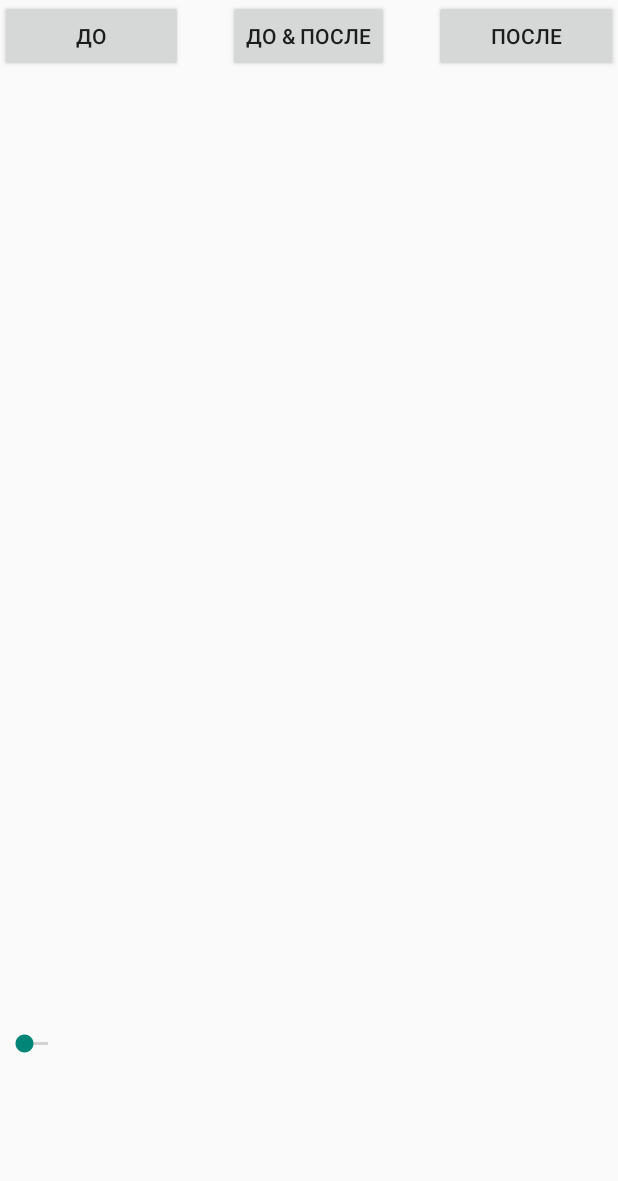
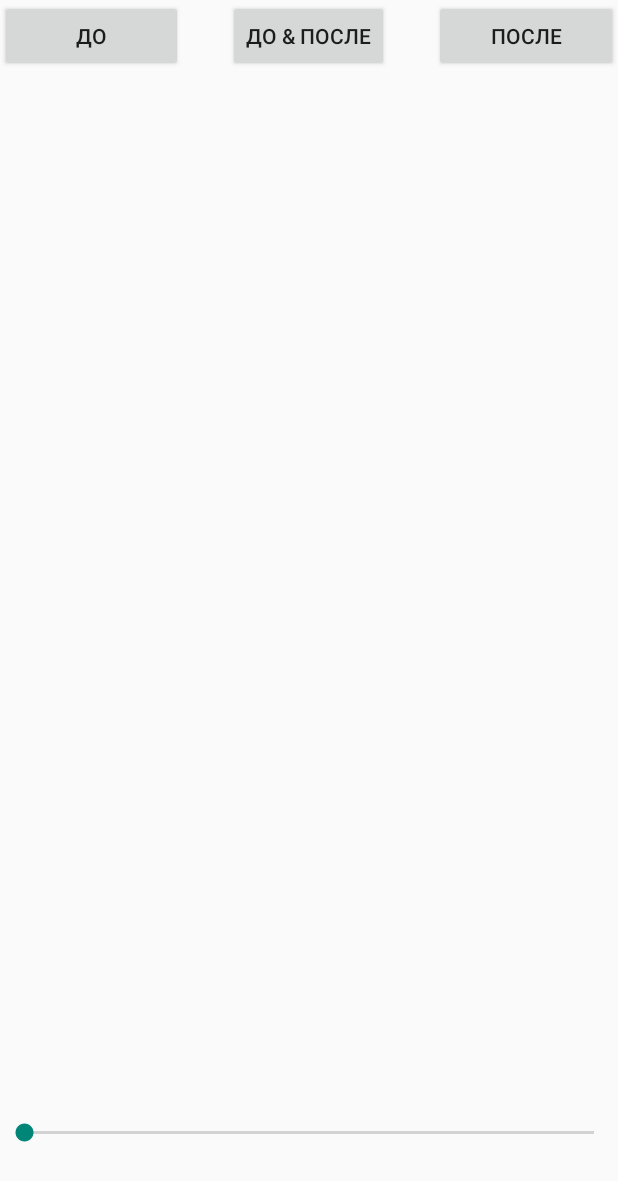
Before and after one commit to spurd0/MovaviTest, an Android app: the fragment ImageEditorFragment shown on its own in the app's theme, on a phone screen of 412 x 824 dp. Shown: the top 1181 px of the screen. Run offline under Robolectric (Android 15) with nearby library versions, the phone set to English and light mode, and no system bars; 1 statement that could not run was skipped.

```diff
--- a/app/src/main/java/com/babenko/movavitest/Fragments/ImageEditorFragment.java
+++ b/app/src/main/java/com/babenko/movavitest/Fragments/ImageEditorFragment.java
@@ -8,6 +8,7 @@ import android.view.View;
 import android.view.ViewGroup;
 import android.widget.Button;
 import android.widget.ImageView;
+import android.widget.SeekBar;
 
 import com.babenko.movavitest.Interfaces.EditPictureInterface;
 import com.babenko.movavitest.MainActivity;
@@ -42,6 +43,24 @@ public class ImageEditorFragment extends Fragment {
         final Button effectButt = (Button) getView().findViewById(R.id.buttonEffects);
         final Button afterButt = (Button) getView().findViewById(R.id.buttonAfter);
         final ArrayList<Button> buttonsList = new ArrayList<Button>();
+        SeekBar saturationSeek = (SeekBar) getView().findViewById(R.id.saturationSeekBar);
+        saturationSeek.setMax(9);
+        saturationSeek.setOnSeekBarChangeListener(new SeekBar.OnSeekBarChangeListener() {
+            @Override
+            public void onProgressChanged(SeekBar seekBar, int progress, boolean fromUser) {
+                mInterface.changeSaturation(progress + 1);
+            }
+
+            @Override
+            public void onStartTrackingTouch(SeekBar seekBar) {
+
+            }
+
+            @Override
+            public void onStopTrackingTouch(SeekBar seekBar) {
+
+            }
+        });
         buttonsList.add(beforeButt);
         buttonsList.add(effectButt);
         buttonsList.add(afterButt);
--- a/app/src/main/java/com/babenko/movavitest/Interfaces/EditPictureInterface.java
+++ b/app/src/main/java/com/babenko/movavitest/Interfaces/EditPictureInterface.java
@@ -7,4 +7,5 @@ public interface EditPictureInterface {
     void beforeButtonPressed();
     void effectButtonPressed();
     void afterButtonPressed();
+    void changeSaturation(int position);
 }
--- a/app/src/main/res/layout/image_editor_fragment.xml
+++ b/app/src/main/res/layout/image_editor_fragment.xml
@@ -54,16 +54,17 @@
             android:layout_centerInParent="true" />
     </RelativeLayout>
 
-    <LinearLayout
+    <RelativeLayout
         android:layout_width="match_parent"
         android:layout_height="0dp"
         android:layout_weight="1">
 
         <SeekBar
-            android:layout_width="wrap_content"
-            android:layout_height="wrap_content"
-            android:id="@+id/seekBar"/>
-    </LinearLayout>
+            android:layout_width="match_parent"
+            android:layout_height="match_parent"
+            android:id="@+id/saturationSeekBar"
+            android:layout_centerInParent="true" />
+    </RelativeLayout>
 
 
 </LinearLayout>
```
Also changed, not shown: app/src/main/java/com/babenko/movavitest/Data/EditorState.java (added, +18 -0 lines), app/src/main/java/com/babenko/movavitest/Editors/ImageEditor.java (+30 -6 lines), app/src/main/java/com/babenko/movavitest/MainActivity.java (+7 -3 lines).
